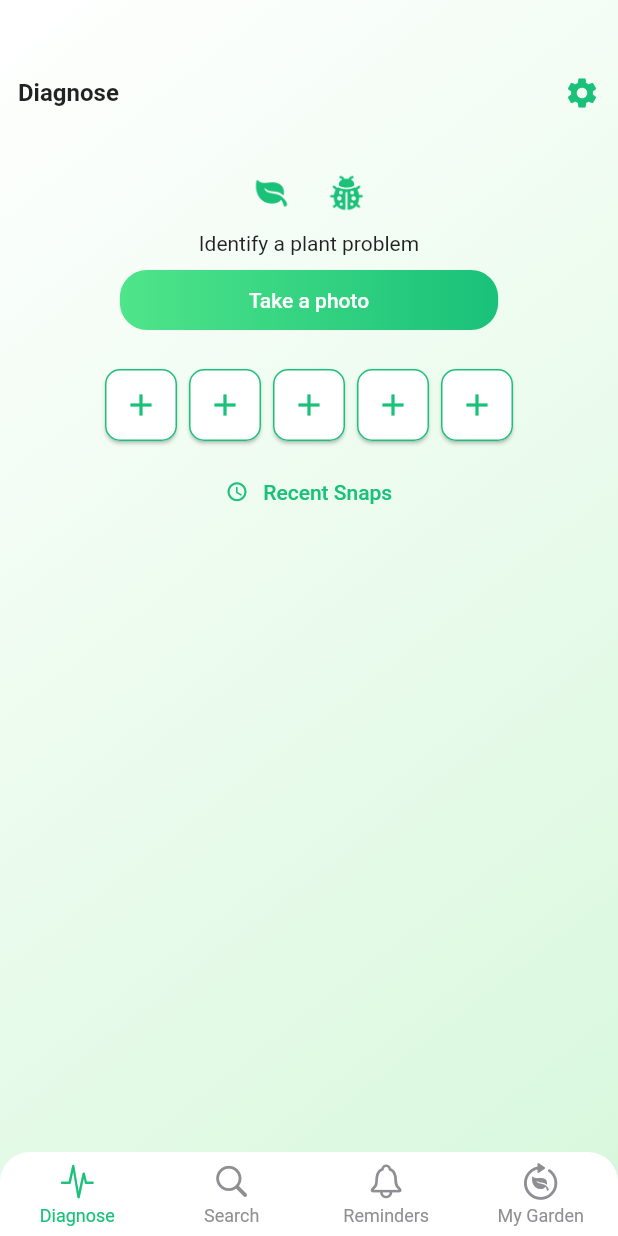
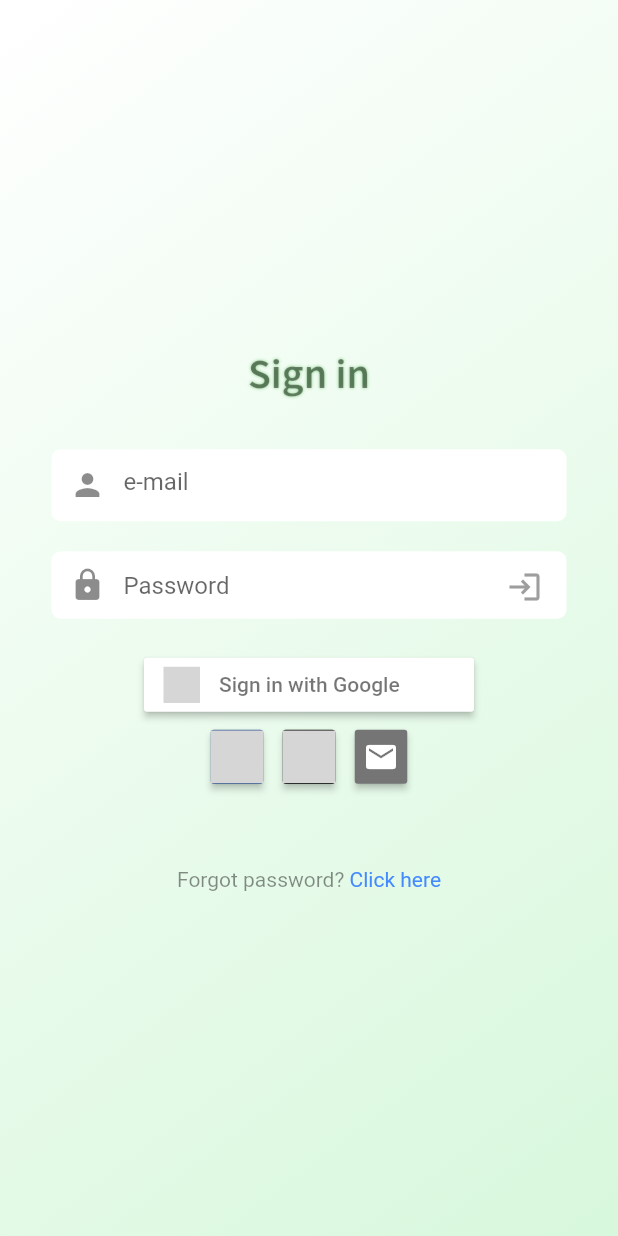
Before and after one commit to mertKatircioglu/bitky, a Flutter app: the screen it shows after launch, on a phone screen of 412 x 824 dp. Run offline on Flutter 3.47's test engine with Material 2 defaults, Android fonts, the phone set to English and light mode, and no system bars; drawn by our look-alikes of persistent_bottom_nav_bar; our stand-ins replace cloud_firestore, firebase_auth, firebase_core, flutter_signin_button, get_it, google_fonts and 2 more; missing offline and left inert: flutter_exit_app; accounts and stored records are empty; grey boxes are pictures that could not be loaded.

Commit message:
-Login & register screens deisgn and firebase connections are okey

```diff
--- a/lib/globals/globals.dart
+++ b/lib/globals/globals.dart
@@ -1,5 +1,8 @@
 import 'dart:ui';
 
+import 'package:firebase_auth/firebase_auth.dart';
+
+final FirebaseAuth authUser = FirebaseAuth.instance;
 
 const Color kBackGroundColor = Color(0xFFF5F5F5);
 const Color kPrymaryColor = Color(0xfff19c179);
--- a/lib/nav_bar_items/diagnose_item.dart
+++ b/lib/nav_bar_items/diagnose_item.dart
@@ -1,7 +1,5 @@
 import 'dart:convert';
 import 'dart:io';
-import 'package:http/http.dart' as http;
-
 import 'package:bitky/models/bitky_health_data_model.dart';
 import 'package:flutter/cupertino.dart';
 import 'package:flutter/material.dart';
@@ -31,17 +29,6 @@ class _DiagnosePageState extends State<DiagnosePage> {
   List<String> base64ImgList = [];
   List<Diseases> _diseasesList = [];
   bool isLoading = false;
-
-  List<String> commonsList = [
-    "Deneme1",
-    "Deneme2",
-    "Deneme3",
-    "Deneme4",
-    "Deneme5",
-    "Deneme6",
-    "Deneme7",
-    "Deneme8",
-  ];
 
   openImages() async {
     showDialog(
@@ -167,7 +154,7 @@ class _DiagnosePageState extends State<DiagnosePage> {
   @override
   Widget build(BuildContext context) {
     _bitkyViewModel = Provider.of<BitkyViewModel>(context);
-    return Container(
+    return  Container(
       width: MediaQuery.of(context).size.width,
       height: MediaQuery.of(context).size.height,
       decoration: const BoxDecoration(
@@ -221,6 +208,7 @@ class _DiagnosePageState extends State<DiagnosePage> {
                     visible: imagesPaths.length >= 5 ? false : true,
                     child: CustomPrimaryButton(
                       text: "Take a photo",
+                      radius: 15.0,
                       function: () {
                         openImages();
                       },
--- /dev/null
+++ b/lib/restart_app.dart
@@ -0,0 +1,37 @@
+import 'package:flutter/cupertino.dart';
+
+import 'package:flutter/material.dart';
+
+class RestartWidget extends StatefulWidget {
+  RestartWidget({this.child});
+
+  final Widget? child;
+
+  static void restartApp(BuildContext context) {
+    context.findAncestorStateOfType<_RestartWidgetState>()?.restartApp();
+  }
+
+  @override
+  State<StatefulWidget> createState() {
+    return _RestartWidgetState();
+  }
+}
+
+class _RestartWidgetState extends State<RestartWidget> {
+  Key key = UniqueKey();
+
+  void restartApp() {
+    setState(() {
+      key = UniqueKey();
+    });
+  }
+
+
+  @override
+  Widget build(BuildContext context) {
+    return KeyedSubtree(
+      key: key,
+      child: widget.child ?? Container(),
+    );
+  }
+}
--- /dev/null
+++ b/lib/screens/auth_screen.dart
@@ -0,0 +1,240 @@
+import 'package:bitky/widgets/custom_textfield.dart';
+import 'package:cloud_firestore/cloud_firestore.dart';
+import 'package:firebase_auth/firebase_auth.dart';
+import 'package:flutter/cupertino.dart';
+import 'package:flutter/material.dart';
+import 'package:flutter_signin_button/button_list.dart';
+import 'package:flutter_signin_button/button_view.dart';
+import 'package:google_fonts/google_fonts.dart';
+import 'package:google_sign_in/google_sign_in.dart';
+import 'package:provider/provider.dart';
+
+import '../globals/globals.dart';
+import '../locator.dart';
+import '../view_models/planet_view_model.dart';
+import '../widgets/custom_error_dialog.dart';
+import '../widgets/register_widget.dart';
+import 'home_screen.dart';
+
+class AuthScreen extends StatefulWidget {
+  const AuthScreen({Key? key}) : super(key: key);
+
+  @override
+  State<AuthScreen> createState() => _AuthScreenState();
+}
+
+class _AuthScreenState extends State<AuthScreen> {
+  Color okeyColor = Colors.grey;
+  TextEditingController passwordController = TextEditingController();
+  final GlobalKey<FormState> _formKey = GlobalKey<FormState>();
+  TextEditingController emailController = TextEditingController();
+  final GoogleSignIn _googleSignIn = GoogleSignIn();
+
+  Future loginUser() async {
+    if(emailController.text.isNotEmpty && passwordController.text.isNotEmpty){
+      showDialog(context: context, builder: (c){
+        return const CupertinoActivityIndicator();
+      });
+      await authUser.signInWithEmailAndPassword(email: emailController.text.trim(),
+          password: passwordController.text.trim()).then((auth){
+        User? currentUser;
+        currentUser = auth.user!;
+        if(currentUser != null){
+          Navigator.push(context, MaterialPageRoute(builder: (c){
+            return ChangeNotifierProvider<BitkyViewModel>(
+                create: (context)=>locator<BitkyViewModel>(),
+                child:const HomeScreen());
+          }));
+
+        } else{
+          showDialog(context: context, builder: (c){
+            return CustomErrorDialog(message: "User is not found.");
+          });
+          Navigator.push(context, MaterialPageRoute(builder: (c)=>const AuthScreen()));
+
+        }
+      }).catchError((err){
+        Navigator.pop(context);
+        showDialog(context: context, builder: (c){
+          return CustomErrorDialog(message: err.toString(),);
+        });
+      });
+    }else{
+      showDialog(context: context, builder: (c){
+        return CustomErrorDialog(message: "Please fill all fields",);
+      });
+    }
+  }
+
+  Future<void> signupWithGoogle(BuildContext context) async {
+    final GoogleSignIn googleSignIn = GoogleSignIn();
+    final GoogleSignInAccount? googleSignInAccount = await googleSignIn.signIn();
+    if (googleSignInAccount != null) {
+      final GoogleSignInAuthentication googleSignInAuthentication =
+      await googleSignInAccount.authentication;
+      final AuthCredential authCredential = GoogleAuthProvider.credential(
+          idToken: googleSignInAuthentication.idToken,
+          accessToken: googleSignInAuthentication.accessToken);
+      // Getting users credential
+      UserCredential result = await authUser.signInWithCredential(authCredential);
+      User? user = result.user;
+      if (result != null) {
+        FirebaseFirestore.instance.collection("users").doc(user!.uid).
+        set({
+          "userUid": user.uid,
+          "userName": user.displayName,
+          "userEmail": user.email,
+          "createDate": DateTime.now()
+        });
+        Navigator.push(context, MaterialPageRoute(builder: (c){
+          return ChangeNotifierProvider<BitkyViewModel>(
+              create: (context)=>locator<BitkyViewModel>(),
+              child:const HomeScreen());
+        }));
+
+      }
+    }
+  }
+
+  @override
+  Widget build(BuildContext context) {
+    return Scaffold(
+      body:  Container(
+        width: MediaQuery.of(context).size.width,
+        height: MediaQuery.of(context).size.height,
+        decoration: const BoxDecoration(
+          gradient: LinearGradient(
+              colors: [
+                Color(0xFFFFFFFF),
+                Color(0xFFA5EFB0),
+              ],
+              begin: FractionalOffset(0.0, 0.0),
+              end: FractionalOffset(3.0, 2.0),
+              stops: [0.0, 1.0],
+              tileMode: TileMode.clamp),
+        ),
+        child: Column(
+          mainAxisAlignment: MainAxisAlignment.center,
+          children: [
+            Text("Sign in", style:GoogleFonts.sourceSansPro(color:Colors.black45,fontSize: 28, fontWeight: FontWeight.w600, shadows: [
+              const Shadow(
+                offset: Offset(0.0, 0.0),
+                blurRadius: 2.0,
+                color: Color.fromARGB(255, 140, 211, 140),
+              ),
+            ]),),
+            const SizedBox(height: 20,),
+            CustomTextField(
+              iconData: Icons.person,
+              controller: emailController,
+              hintText: 'e-mail',
+              isObscreen: false,
+            ),
+            Container(
+              width: MediaQuery.of(context).size.width / 1.2,
+              height: 45,
+              decoration:const BoxDecoration(
+                  color: Colors.white,
+                  borderRadius: BorderRadius.all(
+                      Radius.circular(6)
+                  )
+              ),
+              margin:const EdgeInsets.all(10),
+              child: TextFormField(
+                controller: passwordController,
+                onChanged: (currentValue){
+                  if(passwordController.text.length == 6){
+                    setState((){
+                      okeyColor = Colors.green;
+                    });
+                  }
+                },
+                obscureText: true,
+                cursorColor: Theme.of(context).primaryColor,
+                decoration: InputDecoration(
+                    suffixIcon: Card(
+                      elevation: 0,
+                      child: IconButton(
+                        onPressed: (){
+                          loginUser();
+
+                        },
+                        icon:const Icon(Icons.login),
+                        color: okeyColor,
+                      ),
+                    ),
+                    border: InputBorder.none,
+                    prefixIcon:const Icon(Icons.lock, color: Colors.black45,),
+                    focusColor: Theme.of(context).primaryColor,
+                    hintText: "Password"
+                ),
+              ),
+            ),
+            const SizedBox(height: 10,),
+            SignInButton(
+              Buttons.Google,
+              onPressed: () {
+                signupWithGoogle(context);
+              },
+            ),
+            Row(
+              mainAxisAlignment: MainAxisAlignment.center,
+              children:  [
+                SignInButton(
+                  Buttons.Facebook,
+                  mini: true,
+                  onPressed: () {},
+                ),
+
+
+                SignInButton(
+                  Buttons.AppleDark,
+                  mini: true,
+                  onPressed: () {
+                  },
+                ),
+
+                SignInButton(
+                  Buttons.Email,
+                  mini: true,
+                  onPressed: () {
+                    showDialog(
+                        context: context,
+                        builder: (c) {
+                          return Card(
+                            shape: RoundedRectangleBorder(
+                                borderRadius: BorderRadius.circular(15)),
+
+                            elevation: 0,
+                            margin: const EdgeInsets.symmetric(
+                                vertical: 130.0, horizontal: 60.0),
+                            child: Padding(
+                              padding: const EdgeInsets.all(1.0),
+                              child: Container(
+                                decoration: const BoxDecoration(
+                                    color: Colors.white,
+                                    borderRadius: BorderRadius.all(
+                                        Radius.circular(15))),
+                                child: const RegisterWidget(),
+                              ),
+                            ),
+                          );
+                        });
+                  },
+                ),
+              ],
+            ),
+            const SizedBox(height: 50,),
+            Row(
+              mainAxisAlignment: MainAxisAlignment.center,
+              children: [
+                Text("Forgot password? ", style:TextStyle(color: Colors.black45)),
+                Text("Click here", style:TextStyle(color: Colors.blueAccent),)
+              ],
+            )
+          ],
+        ),
+      ),
+    );
+  }
+}
--- /dev/null
+++ b/lib/widgets/custom_textfield.dart
@@ -0,0 +1,52 @@
+import 'package:flutter/material.dart';
+
+class CustomTextField extends StatelessWidget {
+  final TextEditingController? controller;
+  final IconData? iconData;
+  final String? hintText;
+  bool? isObscreen = true;
+  bool? enabled = true;
+  final VoidCallback? buttonIconFunc;
+  final VoidCallback? onEditingComplate;
+  final IconData? buttonIcon;
+  final Color? buttonIconColor;
+  final double? height;
+
+  CustomTextField({this.onEditingComplate, this.buttonIconColor, this.buttonIcon, this.buttonIconFunc,
+    this.controller, this.hintText, this.iconData, this.enabled,
+    this.isObscreen, this.height});
+
+  @override
+  Widget build(BuildContext context) {
+    return Container(
+      width: MediaQuery.of(context).size.width /1.2,
+      height: height,
+      decoration:const BoxDecoration(
+        color: Colors.white,
+        borderRadius: BorderRadius.all(
+          Radius.circular(6)
+        )
+      ),
+      margin:const EdgeInsets.all(10),
+      child: TextFormField(
+        enabled: enabled,
+        controller: controller,
+        obscureText: isObscreen!,
+        cursorColor: Theme.of(context).primaryColor,
+        decoration: InputDecoration(
+          suffixIcon: buttonIcon !=null ? Card(
+            child: IconButton(
+              onPressed: buttonIconFunc,
+              icon: Icon(buttonIcon),
+              color: buttonIconColor,
+            ),
+          ) : null,
+          border: InputBorder.none,
+          prefixIcon: Icon(iconData, color: Colors.black45, ),
+          focusColor: Theme.of(context).primaryColor,
+          hintText: hintText
+        ),
+      ),
+    );
+  }
+}
--- a/lib/widgets/primary_button_widget.dart
+++ b/lib/widgets/primary_button_widget.dart
@@ -2,8 +2,9 @@ import 'package:flutter/material.dart';
 
 class CustomPrimaryButton extends StatelessWidget {
   String? text;
+  double? radius;
   final VoidCallback? function;
-   CustomPrimaryButton({Key? key, this.text, this.function}) : super(key: key);
+   CustomPrimaryButton({Key? key, this.text, this.function, this.radius}) : super(key: key);
 
   @override
   Widget build(BuildContext context) {
@@ -11,8 +12,8 @@ class CustomPrimaryButton extends StatelessWidget {
       padding:const EdgeInsets.symmetric(horizontal: 70),
       height: 40,
       decoration: BoxDecoration(
-        gradient: const LinearGradient(colors: [Color(0xfff4FE58A),Color(0xfff19C179)]),
-        borderRadius:BorderRadius.circular(18.0)
+        gradient: const LinearGradient(colors: [Color(0xfff4fe58a),Color(0xfff19C179)]),
+        borderRadius:BorderRadius.circular(radius!)
       ),
       child: ElevatedButton(
         style: ElevatedButton.styleFrom(
@@ -24,7 +25,7 @@ class CustomPrimaryButton extends StatelessWidget {
         ),
           onPressed:function,
           child: Text(
-            text!
+            text!, style: const TextStyle(color: Colors.white),
           )),
     );
   }
```
Also changed, not shown: lib/main.dart (+14 -5 lines), lib/nav_bar_items/profile_item.dart (added, +32 -0 lines), lib/nav_bar_items/search_item.dart (+5 -7 lines), lib/screens/home_screen.dart (+9 -3 lines), lib/screens/splash_screen.dart (added, +60 -0 lines), lib/widgets/custom_error_dialog.dart (added, +29 -0 lines), lib/widgets/register_widget.dart (added, +181 -0 lines), pubspec.yaml (+8 -0 lines), images/back.png (added), pubspec.lock, 1 other file. Lines whose indentation alone changed are shown as unchanged.
